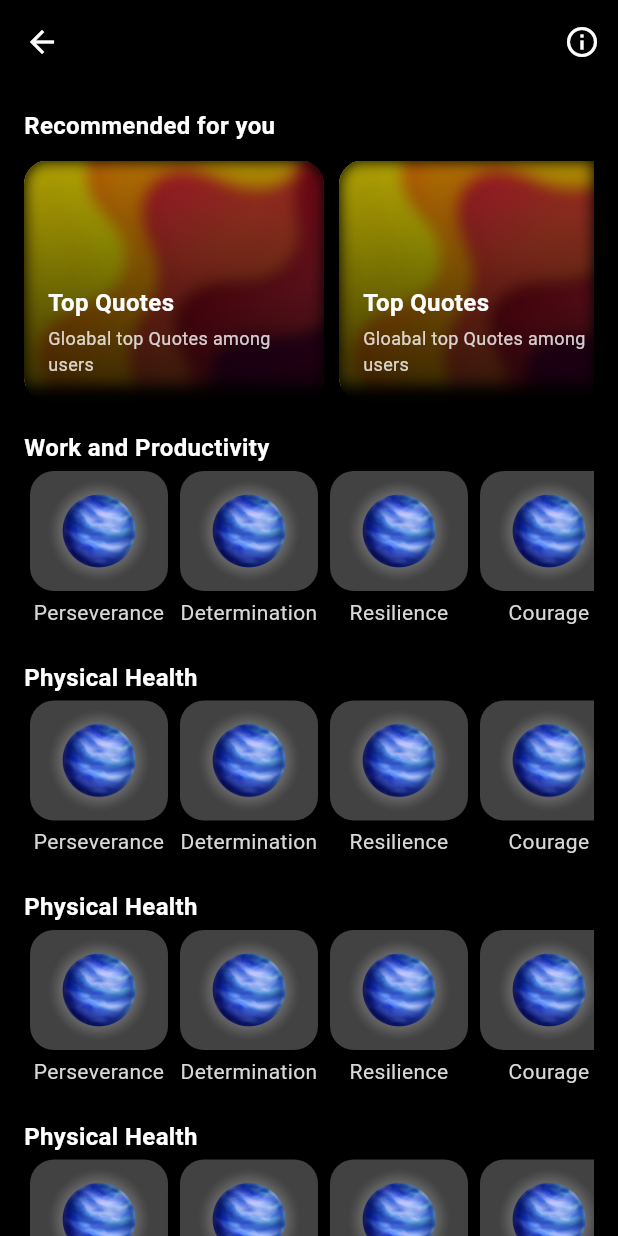
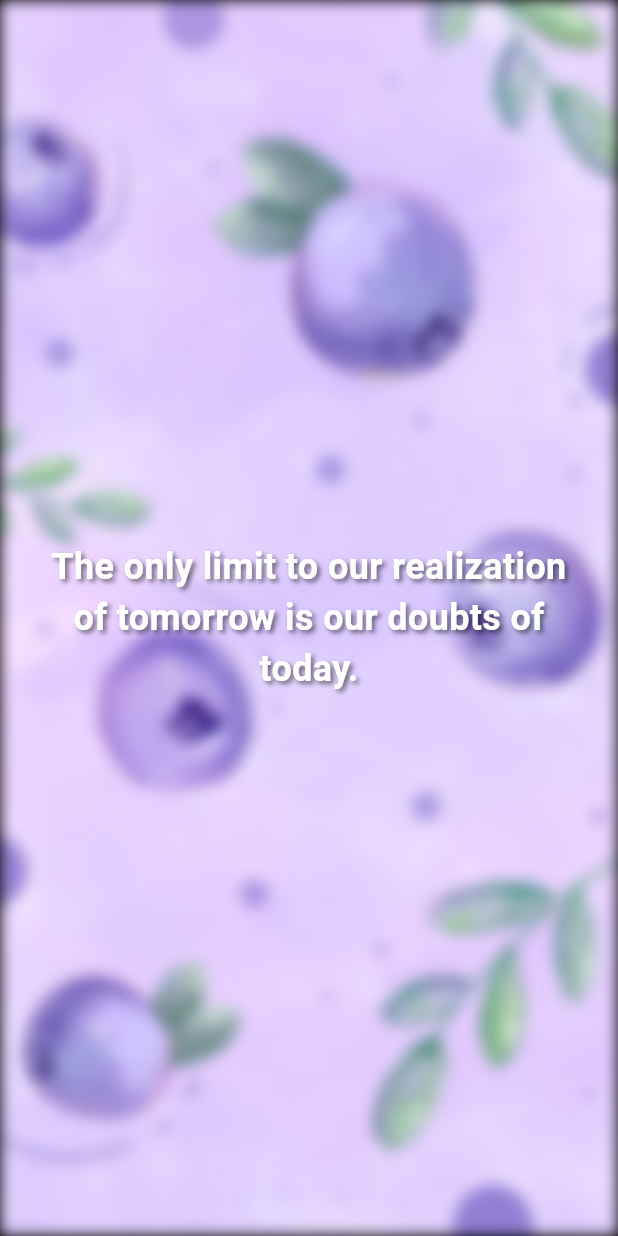
Before and after one commit to nayan1306/aarav, a Flutter app: the QuotePage screen opened directly, after a tap on "Perseverance", on a phone screen of 412 x 824 dp. Run offline on Flutter 3.47's test engine with Material 3 defaults, Android fonts, the phone set to English and light mode, and no system bars; our stand-ins replace audioplayers, salomon_bottom_bar.

Commit message:
added quotes viewer page

```diff
--- a/lib/Pages/quote/quotepage.dart
+++ b/lib/Pages/quote/quotepage.dart
@@ -1,3 +1,4 @@
+import 'package:aarav/Pages/quote/quoteviewer.dart';
 import 'package:aarav/widgets/quotesrecommendedcard.dart';
 import 'package:aarav/widgets/quotetile.dart';
 import 'package:flutter/material.dart';
@@ -89,7 +90,26 @@ class _BreathingPageState extends State<QuotePage> {
                 QuoteTile(
                   assetImagePath: "assets/images/sphere.png",
                   title: "Perseverance",
-                  onTap: () {},
+                  onTap: () {
+                    Navigator.push(
+                      context,
+                      MaterialPageRoute(
+                        builder:
+                            (context) => QuoteViewer(
+                              quotes: [
+                                "The only limit to our realization of tomorrow is our doubts of today.",
+                                "Success is not final, failure is not fatal: it is the courage to continue that counts.",
+                                "Believe in yourself and all that you are.",
+                              ],
+                              imagePaths: [
+                                "assets/images/wp.jpg",
+                                "assets/images/test_bg.png",
+                                "assets/images/test_bg.png",
+                              ],
+                            ),
+                      ),
+                    );
+                  },
                 ),
                 QuoteTile(
                   assetImagePath: "assets/images/sphere.png",
--- /dev/null
+++ b/lib/Pages/quote/quoteviewer.dart
@@ -0,0 +1,88 @@
+import 'dart:ui';
+import 'package:flutter/material.dart';
+
+class QuoteViewer extends StatefulWidget {
+  final List<String> quotes;
+  final List<String> imagePaths;
+
+  const QuoteViewer({
+    super.key,
+    required this.quotes,
+    required this.imagePaths,
+  });
+
+  @override
+  State<QuoteViewer> createState() => _QuoteViewerState();
+}
+
+class _QuoteViewerState extends State<QuoteViewer> {
+  final PageController _pageController = PageController();
+
+  @override
+  Widget build(BuildContext context) {
+    return Scaffold(
+      body: PageView.builder(
+        controller: _pageController,
+        scrollDirection: Axis.vertical,
+        itemCount: widget.quotes.length,
+        itemBuilder: (context, index) {
+          return AnimatedBuilder(
+            animation: _pageController,
+            builder: (context, child) {
+              double scale = 1.0;
+
+              if (_pageController.position.haveDimensions) {
+                double page = _pageController.page ?? 0;
+                double distance = (index - page).abs();
+                scale = 1 - (distance * 0.2);
+                scale = scale.clamp(0.8, 1.0);
+              }
+
+              return Stack(
+                fit: StackFit.expand,
+                children: [
+                  // Blurred background image with zoom effect
+                  Transform.scale(
+                    scale: scale,
+                    child: ImageFiltered(
+                      imageFilter: ImageFilter.blur(sigmaX: 5, sigmaY: 5),
+                      child: Image.asset(
+                        widget.imagePaths[index],
+                        fit: BoxFit.cover,
+                      ),
+                    ),
+                  ),
+                  // Quote text in the center with zoom effect
+                  Center(
+                    child: Transform.scale(
+                      scale: scale,
+                      child: Padding(
+                        padding: const EdgeInsets.symmetric(horizontal: 20.0),
+                        child: Text(
+                          widget.quotes[index],
+                          textAlign: TextAlign.center,
+                          style: TextStyle(
+                            fontSize: 24,
+                            fontWeight: FontWeight.bold,
+                            color: Colors.white,
+                            shadows: [
+                              Shadow(
+                                blurRadius: 4,
+                                color: Colors.black54,
+                                offset: Offset(2, 2),
+                              ),
+                            ],
+                          ),
+                        ),
+                      ),
+                    ),
+                  ),
+                ],
+              );
+            },
+          );
+        },
+      ),
+    );
+  }
+}
--- a/pubspec.yaml
+++ b/pubspec.yaml
@@ -35,6 +35,7 @@ flutter:
     - assets/images/breathing.png
     - assets/sounds/rhythm-of-life-301382.mp3
     - assets/images/sound.gif
+    - assets/images/wp.jpg
   # example:
   # fonts:
   #   - family: Schyler
```
Also changed, not shown: assets/images/wp.jpg (added).
